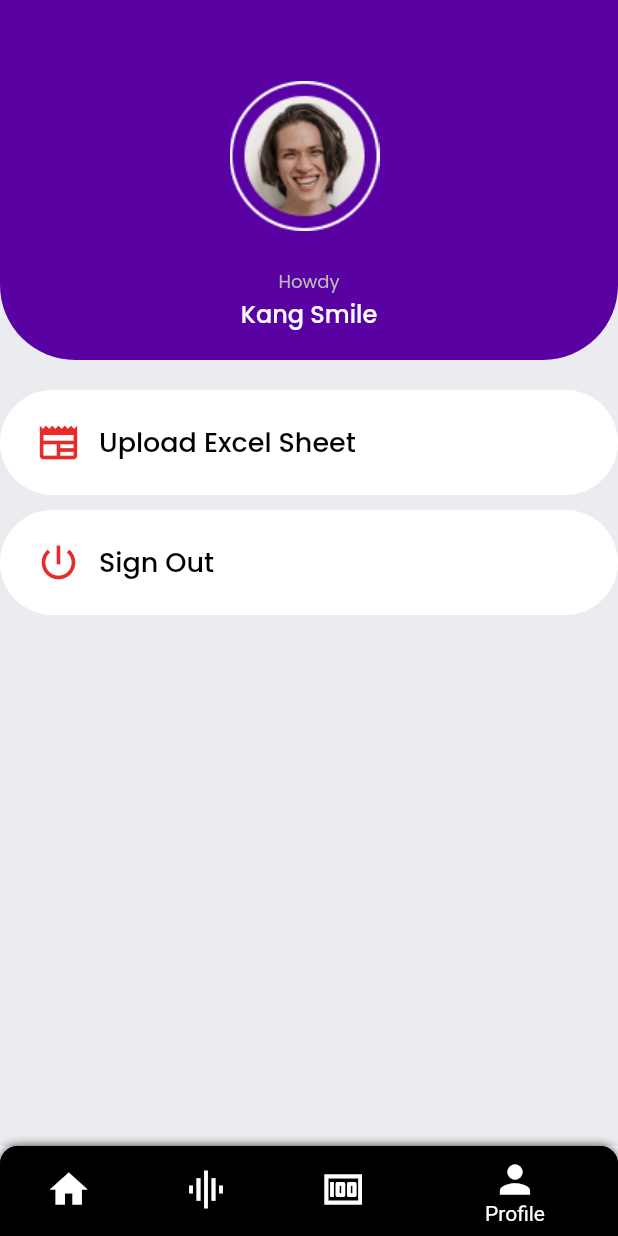
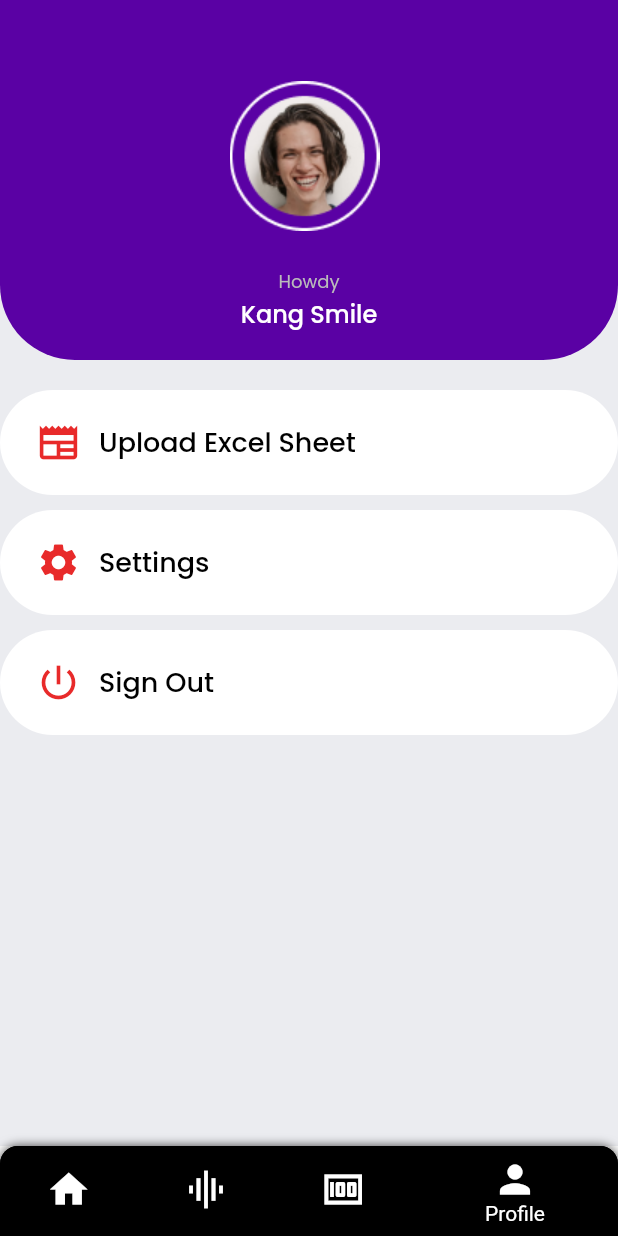
Before and after one commit to Fleonex/jupiter_clone, a Flutter app: the screen it shows once a user with an empty profile is signed in, item 4 of the bottom bar chosen, on a phone screen of 412 x 824 dp. Run offline on Flutter 3.47's test engine with Material 2 defaults, Android fonts, the phone set to English and light mode, and no system bars; our stand-ins replace cloud_firestore, csv, file_picker, firebase_auth, firebase_core, flutter_spinkit and 6 more; missing offline and left inert: dart:ffi, excel; accounts and stored records are empty.

Commit message:
Settings Page

```diff
--- a/lib/screens/Profile/profile.dart
+++ b/lib/screens/Profile/profile.dart
@@ -3,7 +3,7 @@ import 'package:google_fonts/google_fonts.dart';
 import 'package:jupiter_clone/services/auth.dart';
 import 'package:jupiter_clone/style/color.dart';
 import 'package:jupiter_clone/style/typo.dart';
-
+import '../Settings/Settings.dart';
 class ProfilePage extends StatefulWidget {
   const ProfilePage({Key? key}) : super(key: key);
 
@@ -160,6 +160,67 @@ class _ProfilePageState extends State<ProfilePage> {
                 children: [
                   GestureDetector(
                     onTap: () {
+                      Navigator.push(
+                        context,
+                        MaterialPageRoute(builder: (context) => SettingsPage()),
+                      );
+                    },
+                    child: Row(
+                      mainAxisAlignment: MainAxisAlignment.center,
+                      children: [
+                        const Icon(Icons.settings, color: red, size: 30),
+                        const SizedBox(
+                          width: 12,
+                        ),
+                        Column(
+                          crossAxisAlignment: CrossAxisAlignment.center,
+                          children: [
+                            Text(
+                              'Settings',
+                              style: GoogleFonts.poppins(
+                                fontSize: 18,
+                                fontWeight: FontWeight.w500,
+                                color: black,
+                              ),
+                            ),
+                          ],
+                        ),
+                        const Spacer(),
+                      ],
+                    ),
+                  ),
+                  const SizedBox(
+                    height: 20,
+                  ),
+                ],
+              ),
+            ),
+          ),
+          const SizedBox(
+            height: 10,
+          ),
+          Container(
+            width: double.infinity,
+            height: 70,
+            decoration: const BoxDecoration(
+              color: white,
+              borderRadius: BorderRadius.only(
+                topLeft: Radius.circular(50),
+                topRight: Radius.circular(50),
+                bottomLeft: Radius.circular(50),
+                bottomRight: Radius.circular(50),
+              ),
+            ),
+            child: Padding(
+              padding: const EdgeInsets.only(
+                top: 20,
+                left: 24,
+                right: 24,
+              ),
+              child: Column(
+                children: [
+                  GestureDetector(
+                    onTap: () {
                       AuthService().signOut();
                     },
                     child: Row(
--- a/pubspec.yaml
+++ b/pubspec.yaml
@@ -29,7 +29,7 @@ dependencies:
   uuid: ^3.0.7
   intl: ^0.17.0
   syncfusion_flutter_charts: ^21.1.41
-
+  flutter_local_notifications: ^6.0.0
 dev_dependencies:
   flutter_lints: ^2.0.0
   flutter_test:
```
Also changed, not shown: lib/screens/Settings/Settings.dart (added, +115 -0 lines), lib/Notifications.dart (added), pubspec.lock, 1 other file.
